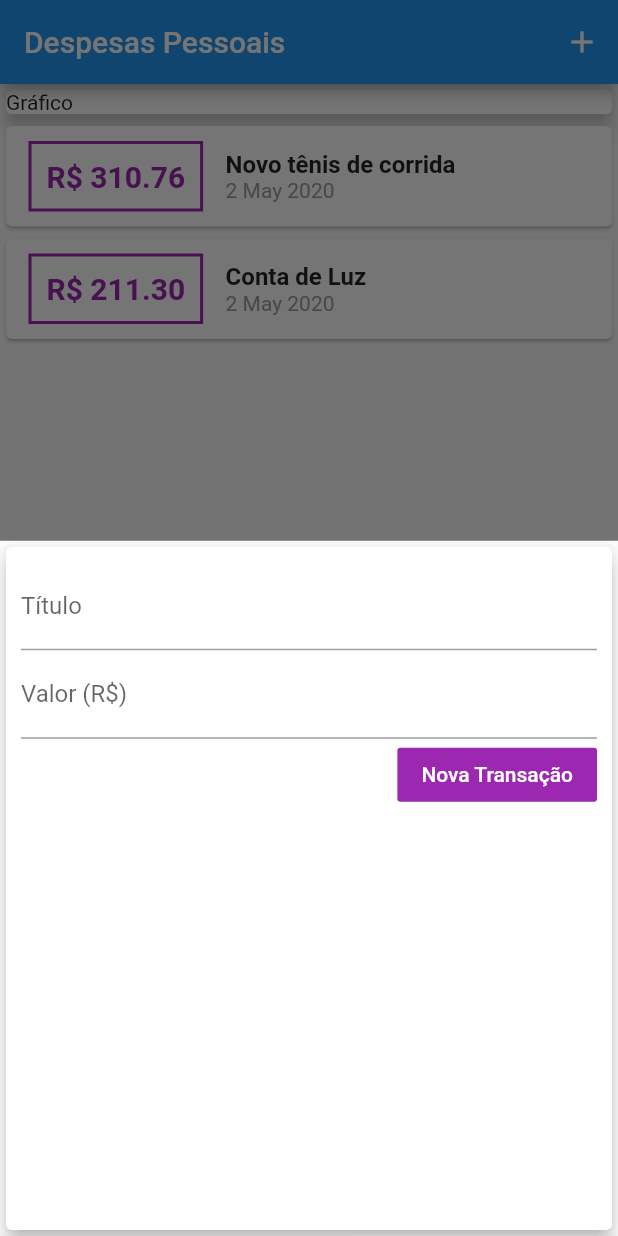
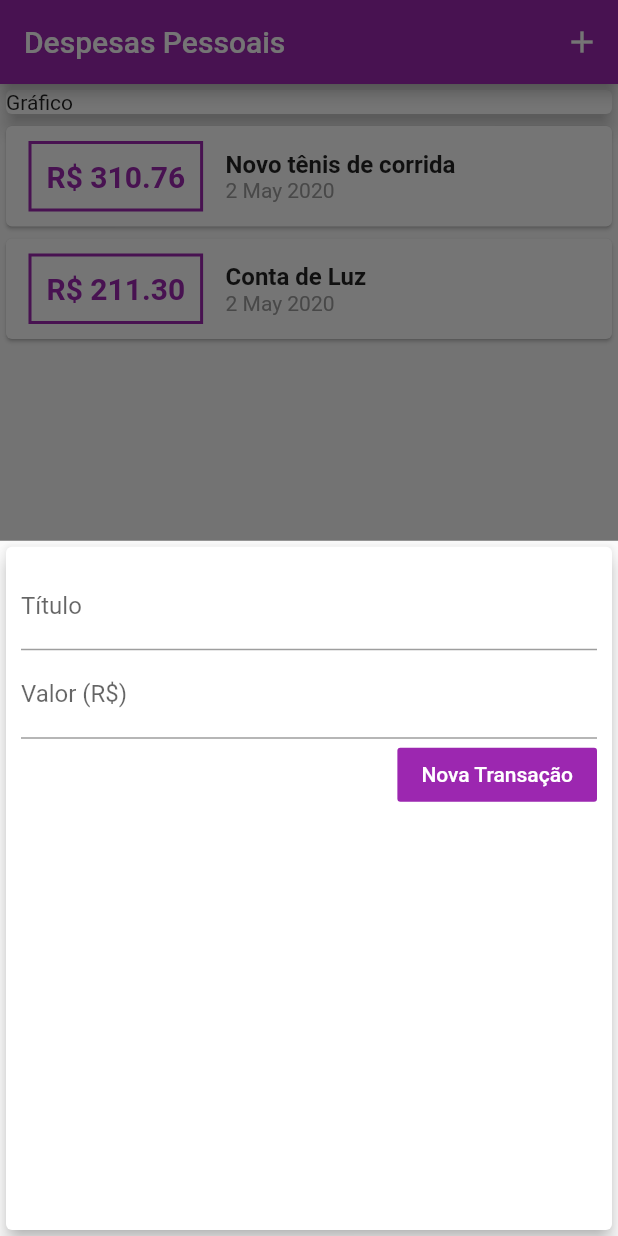
Before and after one commit to valdirmendesdev/flutter-expenses, a Flutter app: the screen it shows after launch, after a tap on the "add" icon, on a phone screen of 412 x 824 dp. Run offline on Flutter 3.47's test engine with Material 2 defaults, Android fonts, the phone set to English and light mode, and no system bars.

Commit message:
Adding theme

```diff
--- a/lib/components/transaction_form.dart
+++ b/lib/components/transaction_form.dart
@@ -1,13 +1,19 @@
 import 'package:flutter/material.dart';
 
-class TransactionForm extends StatelessWidget {
+class TransactionForm extends StatefulWidget {
   final void Function(String, double) onSubmit;
 
   TransactionForm({
     @required this.onSubmit,
   });
 
+  @override
+  _TransactionFormState createState() => _TransactionFormState();
+}
+
+class _TransactionFormState extends State<TransactionForm> {
   final titleController = TextEditingController();
+
   final valueController = TextEditingController();
 
   _submitForm() {
@@ -17,7 +23,7 @@ class TransactionForm extends StatelessWidget {
       return;
     }
 
-    onSubmit(title, value);
+    widget.onSubmit(title, value);
   }
 
   @override
--- a/lib/components/transaction_list.dart
+++ b/lib/components/transaction_list.dart
@@ -25,7 +25,7 @@ class TransactionList extends StatelessWidget {
                   ),
                   decoration: BoxDecoration(
                       border: Border.all(
-                    color: Colors.purple,
+                    color: Theme.of(context).primaryColor,
                     width: 2,
                   )),
                   padding: EdgeInsets.all(10),
@@ -34,7 +34,7 @@ class TransactionList extends StatelessWidget {
                     style: TextStyle(
                         fontWeight: FontWeight.bold,
                         fontSize: 20,
-                        color: Colors.purple),
+                        color: Theme.of(context).primaryColor),
                   ),
                 ),
                 Column(
--- a/lib/main.dart
+++ b/lib/main.dart
@@ -11,6 +11,10 @@ class ExpensesApp extends StatelessWidget {
   Widget build(BuildContext context) {
     return MaterialApp(
       home: MyHomePage(),
+      theme: ThemeData(
+        primarySwatch: Colors.purple,
+        accentColor: Colors.amber
+      ),
       debugShowCheckedModeBanner: false,
     );
   }
@@ -41,6 +45,8 @@ class _MyHomePageState extends State<MyHomePage> {
     setState(() {
       _transactions.add(newTransaction);
     });
+
+    Navigator.of(context).pop();
   }
 
   _openTransacationFormModal(BuildContext context) {
```
